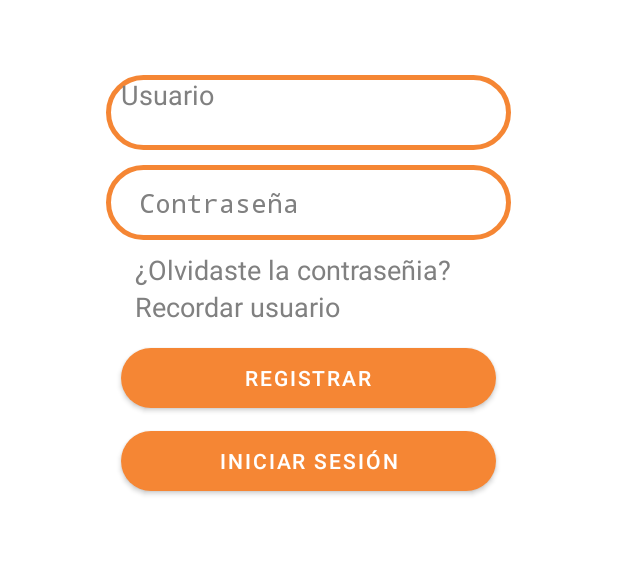
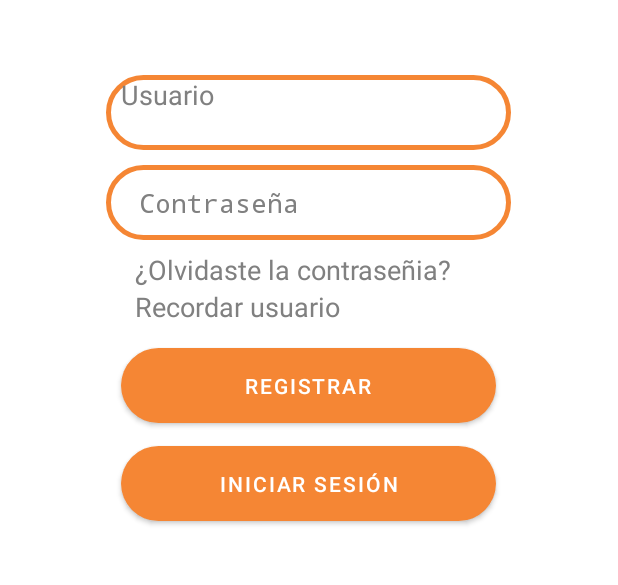
Before and after one commit to NallelyRAM/Pestamos_Faciles, an Android app: the layout inicio.xml on its own in the app's theme, with its tools: preview values and no code run, on a phone screen of 412 x 824 dp, the part 374-959 px from its top. Run offline under Robolectric (Android 15) with nearby library versions, the light colour scheme and no system bars.

Commit message:
Rezised Buttons

```diff
--- a/app/src/main/res/layout/inicio.xml
+++ b/app/src/main/res/layout/inicio.xml
@@ -13,7 +13,6 @@
         android:layout_gravity="center"
         android:src="@drawable/LOGO2_ICN"
         android:layout_marginTop="100dp"
-
         />
 
     <TextView
@@ -60,7 +59,7 @@
     <Button
         android:id="@+id/btn_inicioRegistrar"
         android:layout_width="250dp"
-        android:layout_height="40dp"
+        android:layout_height="50dp"
         android:layout_marginTop="15dp"
         android:layout_gravity="center"
         android:text="Registrar"
@@ -69,7 +68,7 @@
     <Button
         android:id="@+id/btn_iniciarSesion"
         android:layout_width="250dp"
-        android:layout_height="40dp"
+        android:layout_height="50dp"
         android:layout_marginTop="15dp"
         android:layout_gravity="center"
         android:text="Iniciar Sesión"
```
